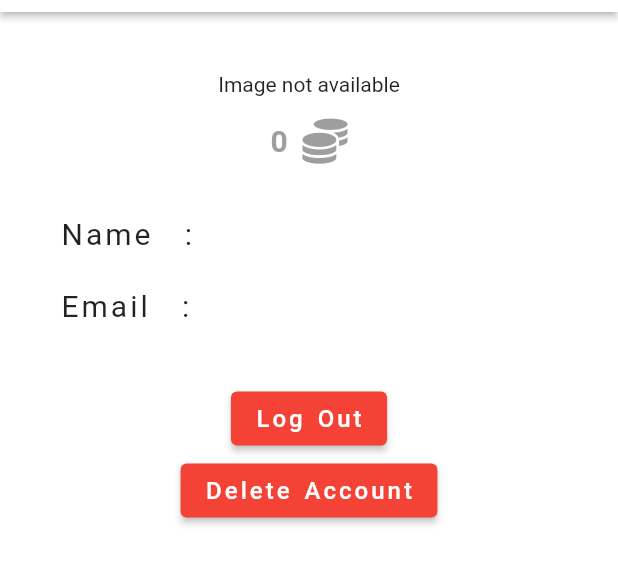
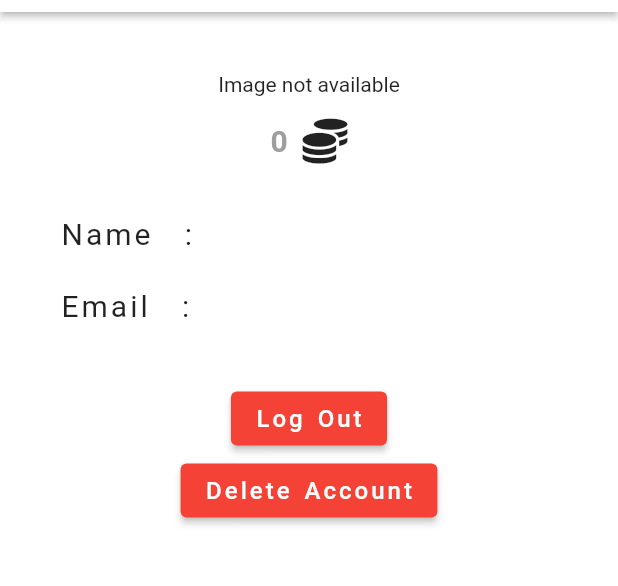
Before and after one commit to yangondrivingschool/user, a Flutter app: the HomeScreen screen opened by its route, after a tap on "Image not available", on a phone screen of 412 x 824 dp, the part 72-658 px from its top. Run offline on Flutter 3.47's test engine with Material 2 defaults, Android fonts, the phone set to English and light mode, and no system bars; drawn by our look-alikes of cached_network_image; our stand-ins replace carousel_slider, cloud_firestore, dio, firebase_auth, firebase_core, firebase_messaging and 16 more; missing offline and left inert: cloud_firestore_web, colours, firebase_analytics_web, firebase_auth_web, firebase_core_web, firebase_messaging_web and 5 more; accounts and stored records are empty; network calls fail.

Commit message:
UI Update

```diff
--- a/lib/screen/user_profile_screen.dart
+++ b/lib/screen/user_profile_screen.dart
@@ -1,4 +1,5 @@
 import 'package:cached_network_image/cached_network_image.dart';
+import 'package:colours/colours.dart';
 import 'package:flutter/material.dart';
 import 'package:font_awesome_flutter/font_awesome_flutter.dart';
 import 'package:get/get.dart';
@@ -102,7 +103,7 @@ class UserProfileScreen extends StatelessWidget {
                   //Icon
                   Icon(
                     FontAwesomeIcons.coins,
-                    color: homeIndicatorColor,
+                    color: Colours.goldenRod,
                     size: 30,
                   ),
                 ],
@@ -199,7 +200,9 @@ class UserProfileScreen extends StatelessWidget {
                         letterSpacing: 2,
                         wordSpacing: 2,
                         color: Colors.white,
-                      ))),
+                      ),
+                  ),
+              ),
             ),
           ]),
         ),
--- a/lib/widgets/bottom_nav.dart
+++ b/lib/widgets/bottom_nav.dart
@@ -53,22 +53,22 @@ class BottomNav extends StatelessWidget {
 
 
 
-            Expanded(
-              child: Column(
-                children: [
-                  IconButton(
-                    onPressed: () {
-                      controller.changeNav(1);
-                    },
-                    icon: Image.asset(
-                      "assets/hotsale.png",
-                      color: controller.navIndex.value == 1 ? Colors.grey : Colors.black,
-                    ),
-                  ),
-                  Text("Hot Sales"),
-                ],
-              ),
-            ),
+            // Expanded(
+            //   child: Column(
+            //     children: [
+            //       IconButton(
+            //         onPressed: () {
+            //           controller.changeNav(1);
+            //         },
+            //         icon: Image.asset(
+            //           "assets/hotsale.png",
+            //           color: controller.navIndex.value == 1 ? Colors.grey : Colors.black,
+            //         ),
+            //       ),
+            //       Text("Hot Sales"),
+            //     ],
+            //   ),
+            // ),
 
             Expanded(
               child: Column(
```
